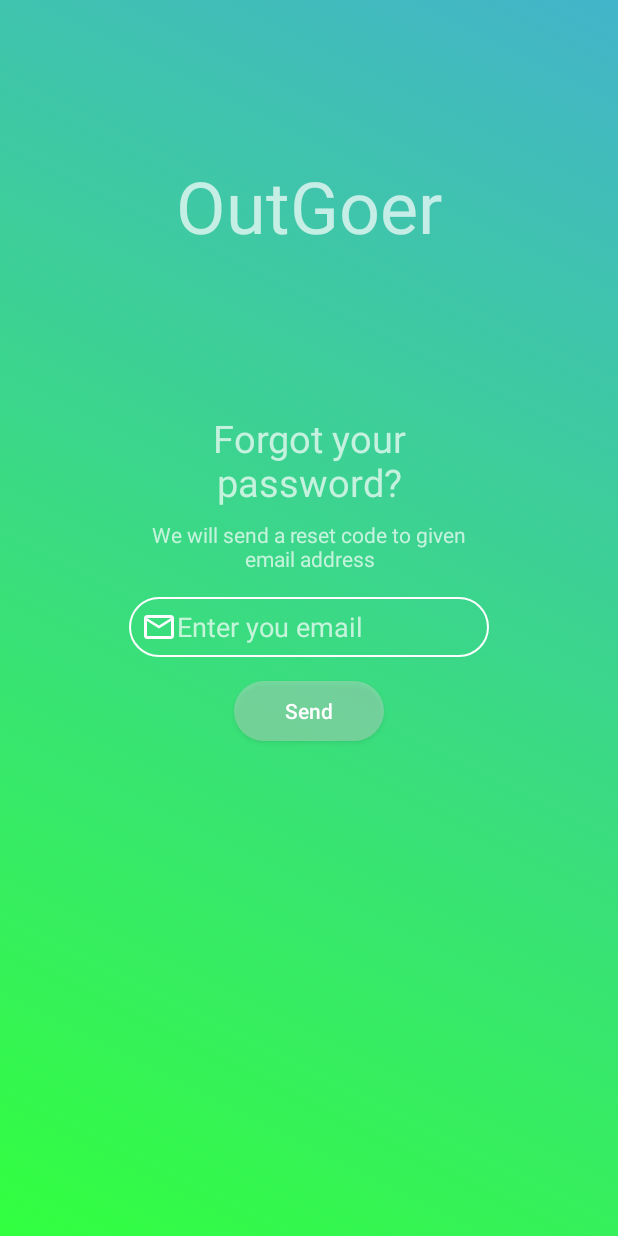
After one commit to MatWoj27/out-goer, an Android app: the fragment ResetPasswordFragment placed in its activity, on a phone screen of 412 x 824 dp. The commit adds this screen. Run offline under Robolectric (Android 15) with nearby library versions, the phone set to English and light mode, and no system bars; our stand-ins replace ButterKnife.

Commit message:
Reset password fragment layout without animations

```diff
--- a/app/src/main/java/com/mattech/outgoer/LoginActivity.java
+++ b/app/src/main/java/com/mattech/outgoer/LoginActivity.java
@@ -10,6 +10,7 @@ import android.support.v7.app.AppCompatActivity;
 import android.widget.FrameLayout;
 import android.widget.LinearLayout;
 
+import com.mattech.outgoer.fragments.ResetPasswordFragment;
 import com.mattech.outgoer.fragments.SignInFragment;
 import com.mattech.outgoer.fragments.SignUpFragment;
 
@@ -60,6 +61,12 @@ public class LoginActivity extends AppCompatActivity implements SignInFragment.A
     }
 
     @Override
+    public void goToResetPassword() {
+        ResetPasswordFragment resetPasswordFragment = new ResetPasswordFragment();
+        changeFragment(resetPasswordFragment, AnimationType.RIGHT_TO_LEFT);
+    }
+
+    @Override
     public void signUp() {
     }
 
--- /dev/null
+++ b/app/src/main/java/com/mattech/outgoer/fragments/ResetPasswordFragment.java
@@ -0,0 +1,53 @@
+package com.mattech.outgoer.fragments;
+
+
+import android.os.Bundle;
+import android.support.v4.app.Fragment;
+import android.view.LayoutInflater;
+import android.view.View;
+import android.view.ViewGroup;
+import android.widget.Button;
+import android.widget.EditText;
+import android.widget.TextView;
+
+import com.mattech.outgoer.R;
+
+import butterknife.BindView;
+import butterknife.ButterKnife;
+
+public class ResetPasswordFragment extends Fragment {
+
+    @BindView(R.id.reset_header)
+    TextView resetHeader;
+
+    @BindView(R.id.reset_info)
+    TextView resetInfo;
+
+    @BindView(R.id.new_password)
+    EditText newPass;
+
+    @BindView(R.id.mail)
+    EditText mail;
+
+    @BindView(R.id.send_reset_btn)
+    Button sendBtn;
+
+    @Override
+    public View onCreateView(LayoutInflater inflater, ViewGroup container,
+                             Bundle savedInstanceState) {
+        View view = inflater.inflate(R.layout.fragment_reset_password, container, false);
+        ButterKnife.bind(this, view);
+        sendBtn.setOnClickListener(v -> {
+            resetHeader.setText(getResources().getString(R.string.enter_reset_code));
+            resetInfo.setText(getResources().getString(R.string.reset_code_info));
+            mail.setHint(getResources().getString(R.string.reset_code_hint));
+            sendBtn.setText(R.string.verify);
+            sendBtn.setOnClickListener(vi -> {
+                newPass.setVisibility(View.VISIBLE);
+                mail.setHint(R.string.confirm_new_pass);
+                sendBtn.setText(R.string.change);
+            });
+        });
+        return view;
+    }
+}
--- a/app/src/main/java/com/mattech/outgoer/fragments/SignInFragment.java
+++ b/app/src/main/java/com/mattech/outgoer/fragments/SignInFragment.java
@@ -2,7 +2,7 @@ package com.mattech.outgoer.fragments;
 
 import android.content.Context;
 import android.os.Bundle;
-import android.app.Fragment;
+import android.support.v4.app.Fragment;
 import android.view.LayoutInflater;
 import android.view.View;
 import android.view.ViewGroup;
@@ -15,7 +15,7 @@ import com.mattech.outgoer.R;
 import butterknife.BindView;
 import butterknife.ButterKnife;
 
-public class SignInFragment extends android.support.v4.app.Fragment {
+public class SignInFragment extends Fragment {
     ActionPerformedListener listener;
 
     @BindView(R.id.username)
@@ -35,13 +35,16 @@ public class SignInFragment extends android.support.v4.app.Fragment {
 
     public interface ActionPerformedListener {
         void signIn();
+
         void goToSignUp();
+
+        void goToResetPassword();
     }
 
     @Override
     public void onAttach(Context context) {
         super.onAttach(context);
-        if(context instanceof ActionPerformedListener){
+        if (context instanceof ActionPerformedListener) {
             listener = (ActionPerformedListener) context;
         } else {
             throw new RuntimeException(context.toString() + " has to implement SignInFragment.ActionPerformedListener");
@@ -54,10 +57,14 @@ public class SignInFragment extends android.support.v4.app.Fragment {
         View view = inflater.inflate(R.layout.fragment_sign_in, container, false);
         ButterKnife.bind(this, view);
         signUp.setOnClickListener(v -> {
-                    if (listener != null)
-                        listener.goToSignUp();
-                }
-        );
+            if (listener != null)
+                listener.goToSignUp();
+        });
+        forgotPassword.setOnClickListener(v -> {
+            if (listener != null) {
+                listener.goToResetPassword();
+            }
+        });
         return view;
     }
 }
--- /dev/null
+++ b/app/src/main/res/layout/fragment_reset_password.xml
@@ -0,0 +1,59 @@
+<LinearLayout xmlns:android="http://schemas.android.com/apk/res/android"
+    xmlns:tools="http://schemas.android.com/tools"
+    android:layout_width="match_parent"
+    android:layout_height="match_parent"
+    android:gravity="center_horizontal"
+    android:orientation="vertical"
+    tools:context="com.mattech.outgoer.fragments.ResetPasswordFragment">
+
+    <TextView
+        android:id="@+id/reset_header"
+        android:layout_width="180dp"
+        android:layout_height="wrap_content"
+        android:gravity="center"
+        android:text="@string/forgot_your_pass"
+        android:textSize="25sp" />
+
+    <TextView
+        android:id="@+id/reset_info"
+        android:layout_width="240dp"
+        android:layout_height="wrap_content"
+        android:layout_margin="8dp"
+        android:gravity="center"
+        android:text="@string/pass_reset_request_info" />
+
+    <EditText
+        android:id="@+id/new_password"
+        android:layout_width="@dimen/login_edit_text_width"
+        android:layout_height="@dimen/login_edit_text_height"
+        android:layout_margin="8dp"
+        android:background="@drawable/rounded_edit_text"
+        android:drawableLeft="@drawable/lock_outline"
+        android:hint="@string/enter_new_pass"
+        android:inputType="textPassword"
+        android:paddingLeft="8dp"
+        android:paddingRight="8dp"
+        android:visibility="gone" />
+
+    <EditText
+        android:id="@+id/mail"
+        android:layout_width="@dimen/login_edit_text_width"
+        android:layout_height="@dimen/login_edit_text_height"
+        android:layout_margin="8dp"
+        android:background="@drawable/rounded_edit_text"
+        android:drawableLeft="@drawable/mail_outline"
+        android:hint="@string/enter_mail_hint"
+        android:inputType="textEmailAddress"
+        android:paddingLeft="8dp"
+        android:paddingRight="8dp" />
+
+    <Button
+        android:id="@+id/send_reset_btn"
+        android:layout_width="100dp"
+        android:layout_height="40dp"
+        android:layout_margin="8dp"
+        android:background="@drawable/rounded_btn"
+        android:text="@string/send"
+        android:textAllCaps="false" />
+
+</LinearLayout>
--- a/app/src/main/res/values/strings.xml
+++ b/app/src/main/res/values/strings.xml
@@ -11,4 +11,15 @@
     <string name="sign_up">Sign Up</string>
     <string name="forgot_password">Forgot password?</string>
     <string name="go_to_sign_in">Already have an account?</string>
+    <string name="forgot_your_pass">Forgot your password?</string>
+    <string name="pass_reset_request_info">We will send a reset code to given email address</string>
+    <string name="enter_mail_hint">Enter you email</string>
+    <string name="send">Send</string>
+    <string name="enter_reset_code">Enter reset code</string>
+    <string name="reset_code_info">Enter the code you received on your email</string>
+    <string name="reset_code_hint">Reset code</string>
+    <string name="verify">Verify</string>
+    <string name="enter_new_pass">New password</string>
+    <string name="confirm_new_pass">Confirm password</string>
+    <string name="change">change</string>
 </resources>
```
